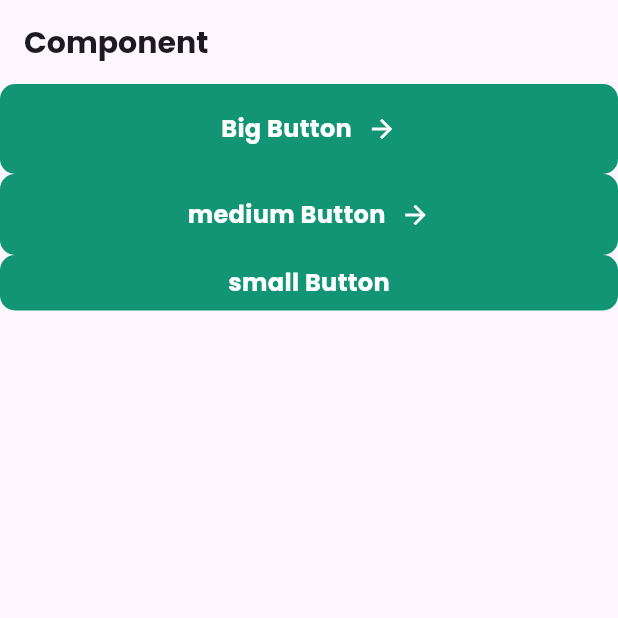
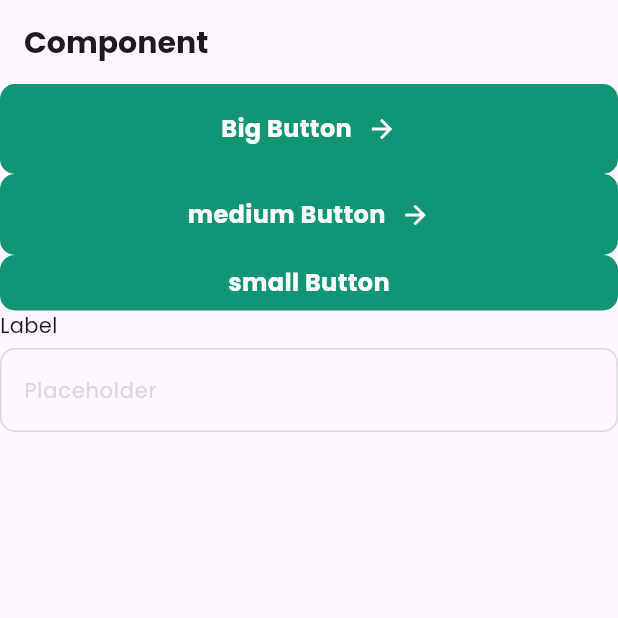
Before and after one commit to yooyeonhee/flutter_recipe, a Flutter app: the screen it shows after launch, on a phone screen of 412 x 824 dp, the top half of it. Run offline on Flutter 3.47's test engine with Material 3 defaults, Android fonts, the phone set to English and light mode, and no system bars.

Commit message:
Feat: input field 공통 컴포넌트 생성

```diff
--- /dev/null
+++ b/lib/core/presentation/components/input_field.dart
@@ -0,0 +1,47 @@
+import 'package:flutter/material.dart';
+import 'package:recipe_flutter/ui/color_styles.dart';
+import 'package:recipe_flutter/ui/text_styles.dart';
+
+class InputField extends StatelessWidget {
+  final String label;
+  final String placeholder;
+  final TextEditingController? controller;
+
+  const InputField({
+    super.key,
+    required this.label,
+    required this.placeholder,
+    this.controller,
+  });
+
+  @override
+  Widget build(BuildContext context) {
+    return Column(
+      crossAxisAlignment: CrossAxisAlignment.start,
+      children: [
+        Text(
+          label,
+          style: TextStyles.smallTextRegular,
+        ),
+        const SizedBox(
+          height: 5,
+        ),
+        TextField(
+          controller: controller,
+          decoration: InputDecoration(
+              enabledBorder: OutlineInputBorder(
+                borderRadius: BorderRadius.circular(10),
+                borderSide: const BorderSide(color: ColorStyles.gray4),
+              ),
+              focusedBorder: OutlineInputBorder(
+                borderRadius: BorderRadius.circular(10),
+                borderSide: const BorderSide(color: ColorStyles.primary80),
+              ),
+              hintText: placeholder,
+              hintStyle: TextStyles.smallTextRegular
+                  .copyWith(color: ColorStyles.gray4)),
+        )
+      ],
+    );
+  }
+}
--- a/lib/main.dart
+++ b/lib/main.dart
@@ -1,5 +1,6 @@
 import 'package:flutter/material.dart';
 import 'package:recipe_flutter/core/presentation/components/big_button.dart';
+import 'package:recipe_flutter/core/presentation/components/input_field.dart';
 import 'package:recipe_flutter/core/presentation/components/medium_button.dart';
 import 'package:recipe_flutter/core/presentation/components/small_button.dart';
 import 'package:recipe_flutter/ui/text_styles.dart';
@@ -72,6 +73,7 @@ class MyHomePage extends StatelessWidget {
               print('Small Button');
             },
           ),
+          const InputField(label: 'Label', placeholder: 'Placeholder'),
         ],
       ),
     );
```
